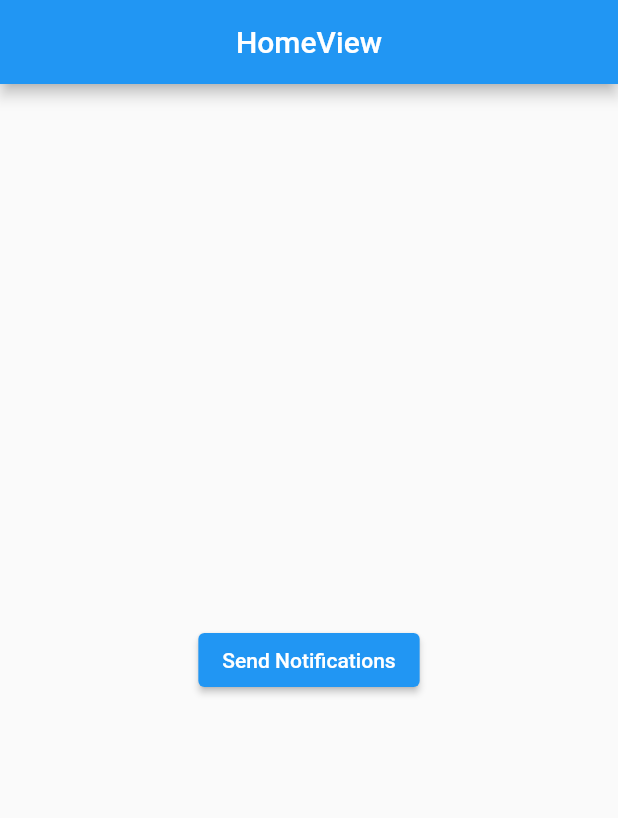
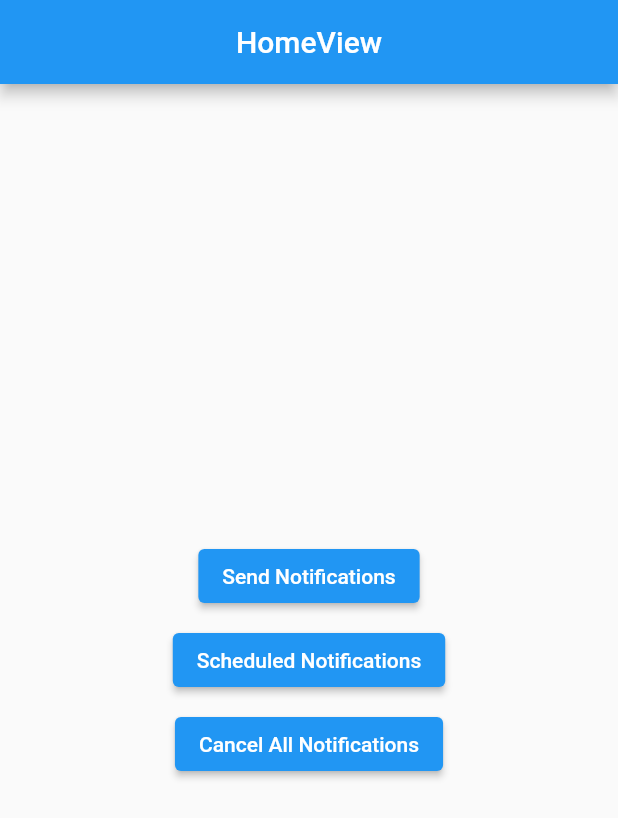
Before and after one commit to rsyd29/latihan_awesome_notifications, a Flutter app: the screen it shows after launch, after a tap on "Send Notifications", on a phone screen of 412 x 824 dp. Shown: the top 818 px of the screen. Run offline on Flutter 3.47's test engine with Material 2 defaults, Android fonts, the phone set to English and light mode, and no system bars; our stand-ins replace awesome_notifications, get.

Commit message:
Membuat scheduled notifications serta cancel all notifications

```diff
--- a/lib/app/modules/home/views/home_view.dart
+++ b/lib/app/modules/home/views/home_view.dart
@@ -1,6 +1,7 @@
 import 'package:flutter/material.dart';
 
 import 'package:get/get.dart';
+import 'package:latihan_awesome_notifications/utilities.dart';
 
 import '../controllers/home_controller.dart';
 
@@ -22,6 +23,29 @@ class HomeView extends GetView<HomeController> {
               },
               child: Text('Send Notifications'),
             ),
+            SizedBox(
+              height: 8,
+            ),
+            ElevatedButton(
+              onPressed: () async {
+                NotificationWeekAndTime? pickedSchedule =
+                    await pickSchedule(context);
+
+                if (pickedSchedule != null) {
+                  controller.scheduledNotifications(pickedSchedule);
+                }
+              },
+              child: Text('Scheduled Notifications'),
+            ),
+            SizedBox(
+              height: 8,
+            ),
+            ElevatedButton(
+              onPressed: () {
+                controller.cancelNotifications();
+              },
+              child: Text('Cancel All Notifications'),
+            ),
           ],
         ),
       ),
--- a/lib/main.dart
+++ b/lib/main.dart
@@ -7,11 +7,28 @@ import 'package:get/get.dart';
 import 'app/routes/app_pages.dart';
 
 void main() {
+  AwesomeNotifications().createdStream.listen((event) {
+    Get.snackbar(
+      'Created Notification',
+      'Notification Created on ${event.channelKey}',
+      snackPosition: SnackPosition.BOTTOM,
+    );
+  });
+
+  AwesomeNotifications().actionStream.listen((event) {
+    Get.toNamed(Routes.BIDDING);
+  });
+
   AwesomeNotifications().initialize(null, [
     NotificationChannel(
       channelKey: 'test_channel',
       channelName: 'Test Notificatioin',
       channelDescription: 'Notification for basic',
+    ),
+    NotificationChannel(
+      channelKey: 'scheduled_channel',
+      channelName: 'Scheduled Notifications',
+      channelDescription: 'Scheduled Notification for basic',
     ),
   ]);
 
@@ -20,6 +37,13 @@ void main() {
       title: "Application",
       initialRoute: AppPages.INITIAL,
       getPages: AppPages.routes,
+      onInit: () {
+        AwesomeNotifications().isNotificationAllowed().then((isAllowed) {
+          if (!isAllowed) {
+            AwesomeNotifications().requestPermissionToSendNotifications();
+          }
+        });
+      },
     ),
   );
 }
```
Also changed, not shown: lib/app/modules/home/controllers/home_controller.dart (+32 -16 lines), lib/utilities.dart (added, +88 -0 lines).
